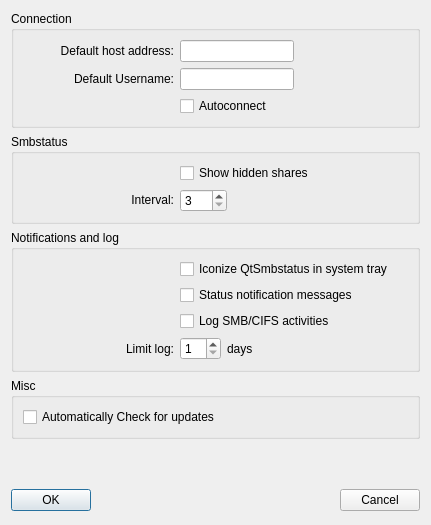
Qt form client/configure.ui (danielrocher/qtsmbstatus) before a commit.
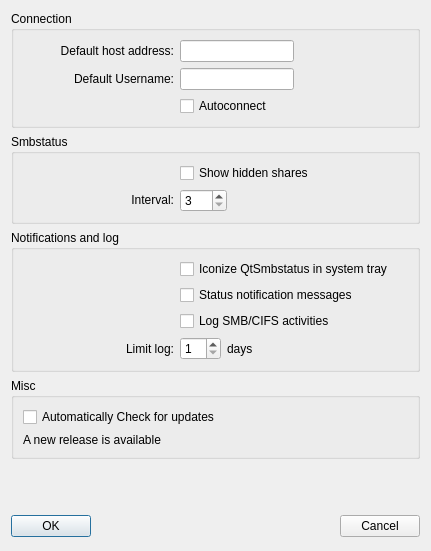
The same form after that commit.

Commit message: - change configuration dialog (display when a new release is available) - update documentation, packages - update language

What changed in the file:
```diff
--- a/client/configure.ui
+++ b/client/configure.ui
@@ -6,7 +6,7 @@
     <x>0</x>
     <y>0</y>
     <width>431</width>
-    <height>525</height>
+    <height>551</height>
    </rect>
   </property>
   <property name="sizePolicy" >
@@ -266,6 +266,16 @@
         </property>
        </widget>
       </item>
+      <item row="1" column="0" >
+       <widget class="QLabel" name="labelNewRelease" >
+        <property name="text" >
+         <string>A new release is available</string>
+        </property>
+        <property name="textFormat" >
+         <enum>Qt::RichText</enum>
+        </property>
+       </widget>
+      </item>
      </layout>
     </widget>
    </item>
```
The commit also changes 19 other files.
